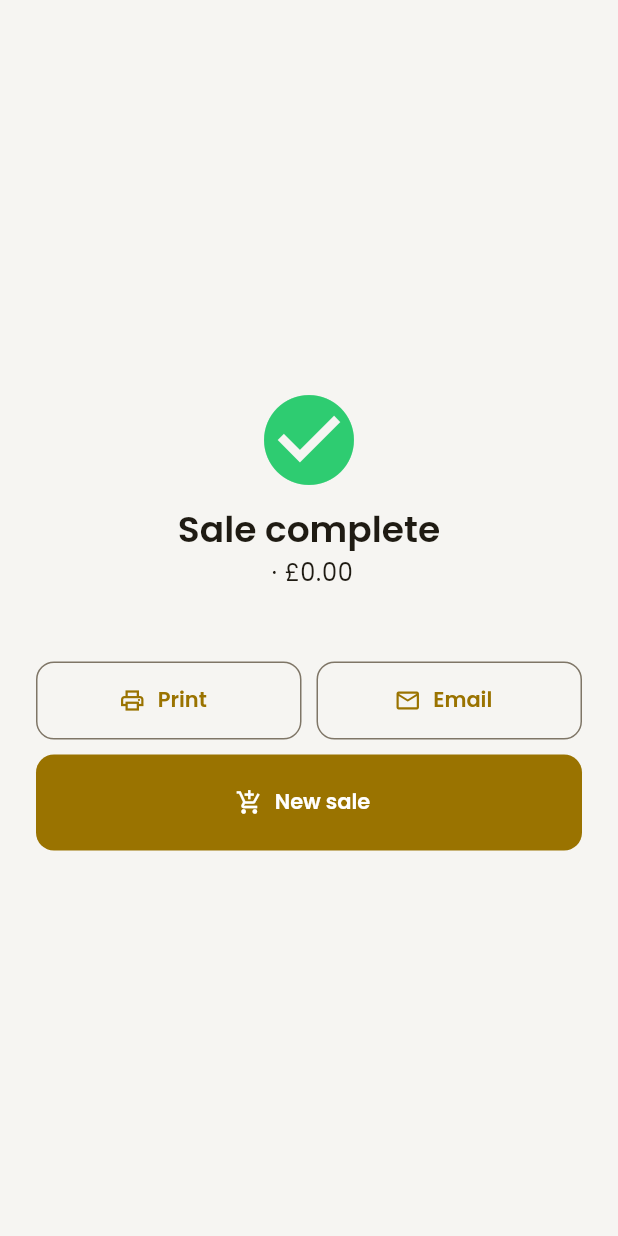
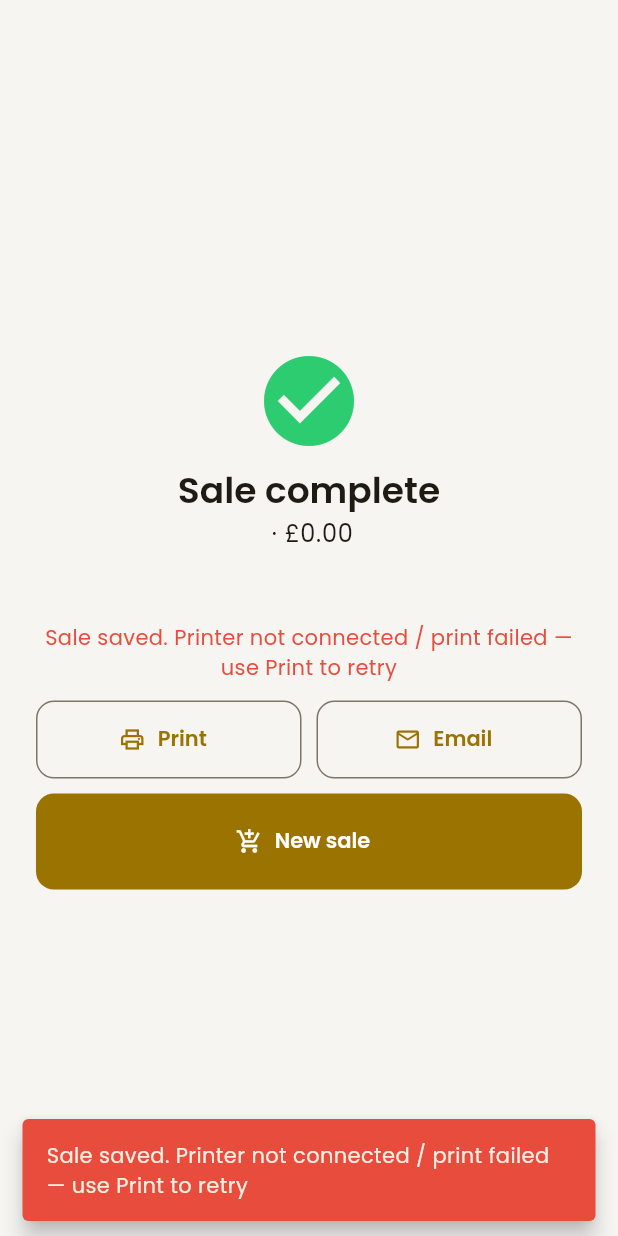
Before and after one commit to ImAadarsh/epos-zaam, a Flutter app: the SaleCompleteScreen screen opened directly with empty values, on a phone screen of 412 x 824 dp. Run offline on Flutter 3.47's test engine with Material 3 defaults, Android fonts, the phone set to English and light mode, and no system bars; our stand-ins replace dio, flutter_riverpod, google_fonts, pdf, printing, sembast and 2 more; missing offline and left inert: dart:js_interop, mobile_scanner.

Commit message:
Auto-print receipts after a sale completes by default.
Cashiers no longer need to tap Print; failures leave the sale saved and show a retry hint. Settings → Auto-print receipts can turn it off.

Co-authored-by: Cursor <cursoragent@cursor.com>

```diff
--- a/lib/features/sell/sale_complete_screen.dart
+++ b/lib/features/sell/sale_complete_screen.dart
@@ -13,7 +13,7 @@ import '../../data/repositories/bootstrap_repository.dart';
 import '../../data/repositories/settings_repository.dart';
 import 'checkout_service.dart';
 
-/// Shows change due and offers a printed or emailed receipt.
+/// Shown after payment succeeds. Auto-prints when [PosSettings.autoPrintReceipts] is on.
 class SaleCompleteScreen extends ConsumerStatefulWidget {
   const SaleCompleteScreen({super.key, required this.sale});
   final SaleRecord sale;
@@ -24,16 +24,27 @@ class SaleCompleteScreen extends ConsumerStatefulWidget {
 
 class _SaleCompleteScreenState extends ConsumerState<SaleCompleteScreen> {
   String? _receiptDone;
+  bool _printedOk = false;
+  bool _autoPrintStarted = false;
+
+  static const _autoPrintFailMsg =
+      'Sale saved. Printer not connected / print failed — use Print to retry';
 
   @override
   void initState() {
     super.initState();
-    Future.microtask(() async {
+    Future.microtask(_afterSale);
+  }
+
+  Future<void> _afterSale() async {
     final s = ref.read(settingsProvider);
-      if (!s.receiptPrompt) {
+    // Auto-print once on success (default on). Sale is already saved — never roll back on print failure.
+    if (s.autoPrintReceipts) {
+      await _print(auto: true);
+    } else if (!s.receiptPrompt) {
       switch (s.receiptDefault) {
         case ReceiptDefault.print:
-            await _print();
+          await _print(auto: true);
         case ReceiptDefault.email:
           if (widget.sale.customerEmail != null) await _email(widget.sale.customerEmail!);
         case ReceiptDefault.ask:
@@ -42,15 +53,37 @@ class _SaleCompleteScreenState extends ConsumerState<SaleCompleteScreen> {
       }
     }
     if (s.qrAfterOrder && mounted && cameraScanSupported) await _scanQr();
+  }
+
+  Future<void> _print({bool auto = false}) async {
+    if (auto) {
+      if (_autoPrintStarted) return;
+      _autoPrintStarted = true;
+    }
+    final settings = ref.read(settingsProvider);
+    if (settings.printerType == PrinterType.none) {
+      if (!mounted) return;
+      if (auto) {
+        setState(() => _receiptDone = _autoPrintFailMsg);
+        showMessage(context, _autoPrintFailMsg, error: true);
+      } else {
+        showMessage(context, 'No printer configured. Open Settings → Printer.', error: true);
+      }
+      return;
+    }
+    try {
+      await ref.read(checkoutServiceProvider).printReceipt(widget.sale);
+      if (mounted) {
+        setState(() {
+          _printedOk = true;
+          _receiptDone = 'Receipt printed';
         });
       }
-
-  Future<void> _print() async {
-    try {
-      await ref.read(checkoutServiceProvider).printReceipt(widget.sale);
-      if (mounted) setState(() => _receiptDone = 'Receipt printed');
     } catch (e) {
-      if (mounted) showMessage(context, 'Print failed: $e', error: true);
+      if (!mounted) return;
+      final msg = auto ? _autoPrintFailMsg : 'Print failed: $e';
+      setState(() => _receiptDone = auto ? _autoPrintFailMsg : _receiptDone);
+      showMessage(context, msg, error: true);
     }
   }
 
@@ -86,7 +119,7 @@ class _SaleCompleteScreenState extends ConsumerState<SaleCompleteScreen> {
     return CallbackShortcuts(
       bindings: {
         const SingleActivator(LogicalKeyboardKey.enter): _newSale,
-        const SingleActivator(LogicalKeyboardKey.keyP): _print,
+        const SingleActivator(LogicalKeyboardKey.keyP): () => _print(),
       },
       child: Focus(
         autofocus: true,
@@ -118,15 +151,27 @@ class _SaleCompleteScreenState extends ConsumerState<SaleCompleteScreen> {
                         ),
                       const SizedBox(height: 24),
                       if (_receiptDone != null)
-                        Padding(padding: const EdgeInsets.only(bottom: 12), child: Text(_receiptDone!, textAlign: TextAlign.center, style: TextStyle(color: theme.colorScheme.primary))),
-                      if (settings.receiptPrompt || _receiptDone == null) ...[
+                        Padding(
+                          padding: const EdgeInsets.only(bottom: 12),
+                          child: Text(
+                            _receiptDone!,
+                            textAlign: TextAlign.center,
+                            style: TextStyle(color: _printedOk ? theme.colorScheme.primary : theme.colorScheme.error),
+                          ),
+                        ),
+                      // Print stays available for reprints even after auto-print.
                       Row(children: [
-                          Expanded(child: OutlinedButton.icon(onPressed: settings.printerType == PrinterType.none ? null : _print, icon: const Icon(Icons.print_outlined), label: const Text('Print'))),
+                        Expanded(
+                          child: OutlinedButton.icon(
+                            onPressed: settings.printerType == PrinterType.none ? null : () => _print(),
+                            icon: const Icon(Icons.print_outlined),
+                            label: Text(_printedOk ? 'Reprint' : 'Print'),
+                          ),
+                        ),
                         const SizedBox(width: 10),
                         Expanded(child: OutlinedButton.icon(onPressed: () => _email(), icon: const Icon(Icons.email_outlined), label: const Text('Email'))),
                       ]),
                       const SizedBox(height: 10),
-                      ],
                       if (settings.qrAfterOrder && cameraScanSupported) ...[
                         OutlinedButton.icon(onPressed: _scanQr, icon: const Icon(Icons.qr_code_scanner), label: const Text('Scan customer QR')),
                         const SizedBox(height: 10),
--- a/lib/features/settings/settings_screen.dart
+++ b/lib/features/settings/settings_screen.dart
@@ -151,8 +151,9 @@ class SettingsScreen extends ConsumerWidget {
               ]),
               header('Receipts'),
               card([
+                toggle('Auto-print receipts', s.autoPrintReceipts, (v) => set((x) => x.copyWith(autoPrintReceipts: v))),
                 toggle('Prompt for email / print receipt', s.receiptPrompt, (v) => set((x) => x.copyWith(receiptPrompt: v))),
-                if (!s.receiptPrompt)
+                if (!s.receiptPrompt && !s.autoPrintReceipts)
                   ListTile(
                     title: const Text('When not prompting'),
                     subtitle: Text(switch (s.receiptDefault) { ReceiptDefault.print => 'Always print', ReceiptDefault.email => 'Email if customer has an email', _ => 'No receipt' }),
```
Also changed, not shown: lib/data/models/settings.dart (+8 -0 lines), 2 other files. Lines whose indentation alone changed are shown as unchanged.
